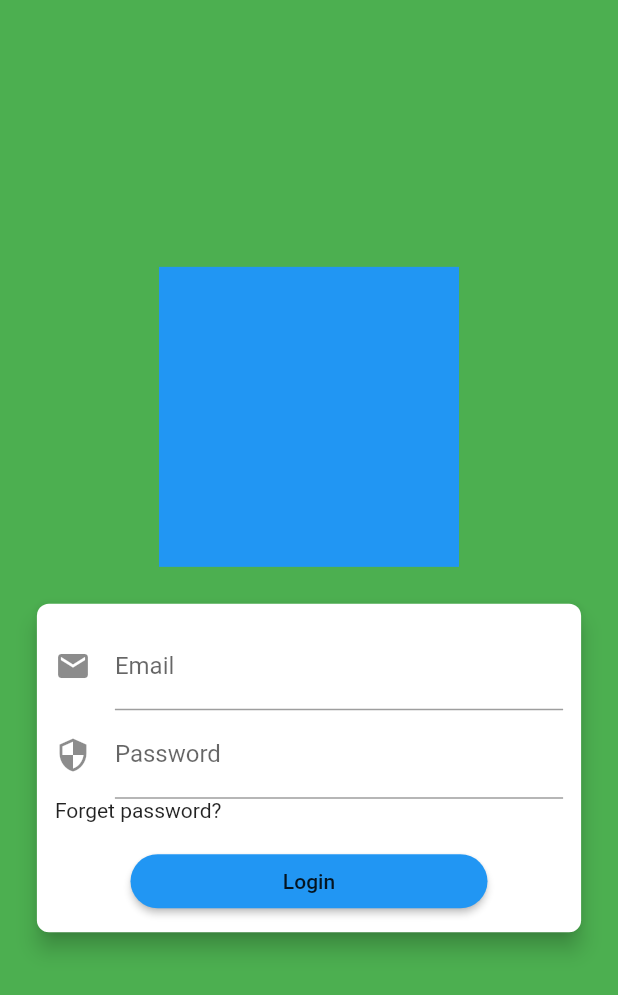
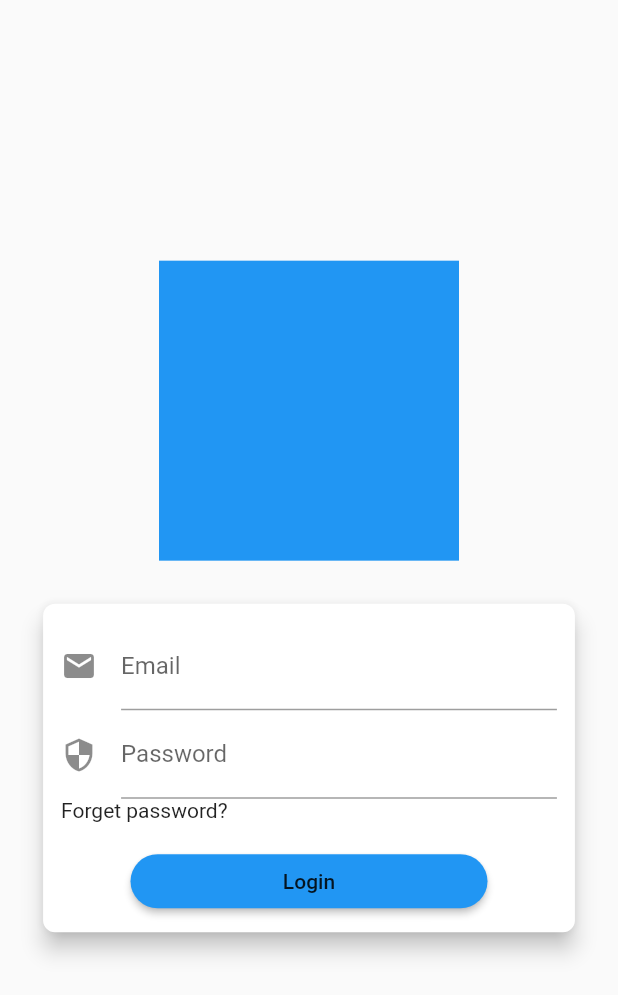
Before and after one commit to KimKiHyuk/Netflix-Chat, a Flutter app: the screen it shows after launch, on a phone screen of 412 x 824 dp. Shown: the top 995 px of the screen. Run offline on Flutter 3.47's test engine with Material 2 defaults, Android fonts, the phone set to English and light mode, and no system bars.

Commit message:
Fix overflow when form clicked

```diff
--- a/lib/Page/AuthPage.dart
+++ b/lib/Page/AuthPage.dart
@@ -7,12 +7,9 @@ class AuthPage extends StatelessWidget {
   Widget build(BuildContext context) {
     final Size size = MediaQuery.of(context).size;
 
-    return Scaffold(
-        body: Stack(
-      alignment: Alignment.center,
-      children: <Widget>[
-        Container(color: Colors.green),
-        Column(
+    return Center(
+      child: SingleChildScrollView(
+        child: Column(
           crossAxisAlignment: CrossAxisAlignment.center,
           mainAxisAlignment: MainAxisAlignment.center,
           children: <Widget>[
@@ -23,13 +20,13 @@ class AuthPage extends StatelessWidget {
             ),
             Stack(children: <Widget>[
               Padding(
-                padding: EdgeInsets.all(size.width * 0.05),
+                padding: EdgeInsets.all(size.width * 0.06),
                 child: LoginComponent(),
               ),
             ]),
           ],
         ),
-      ],
-    ));
+      ),
+    );
   }
 }
```
